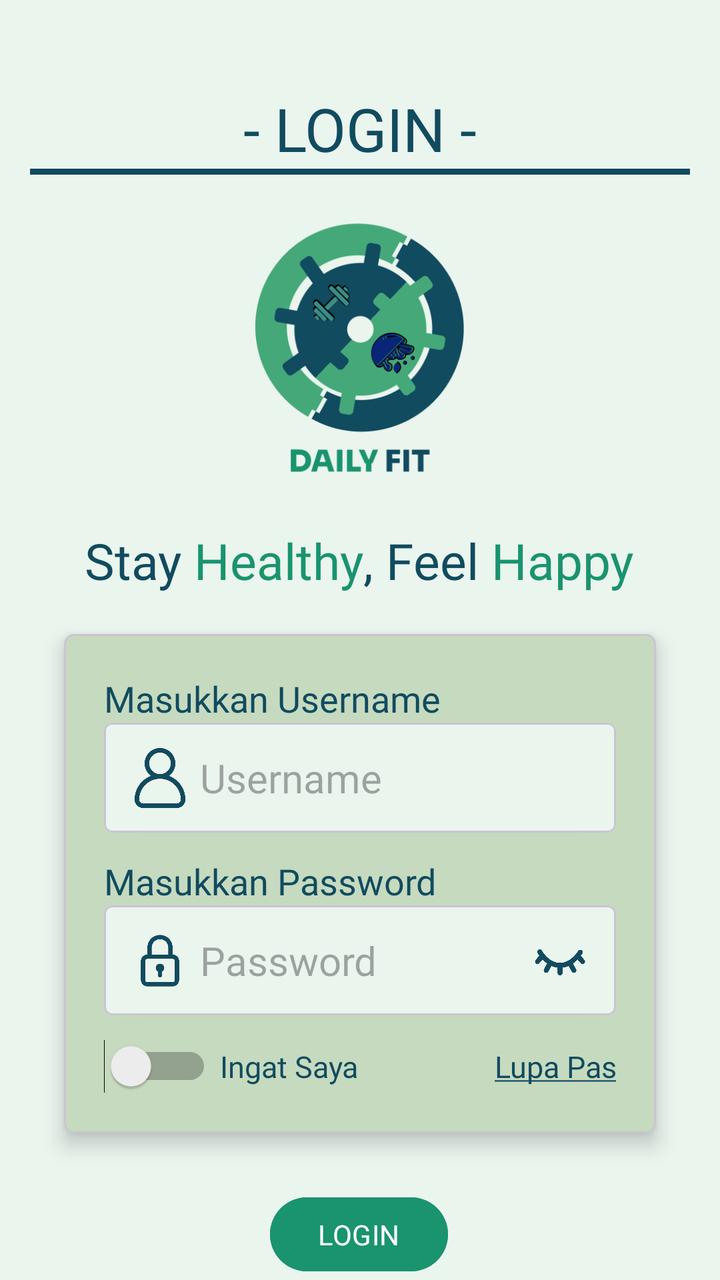
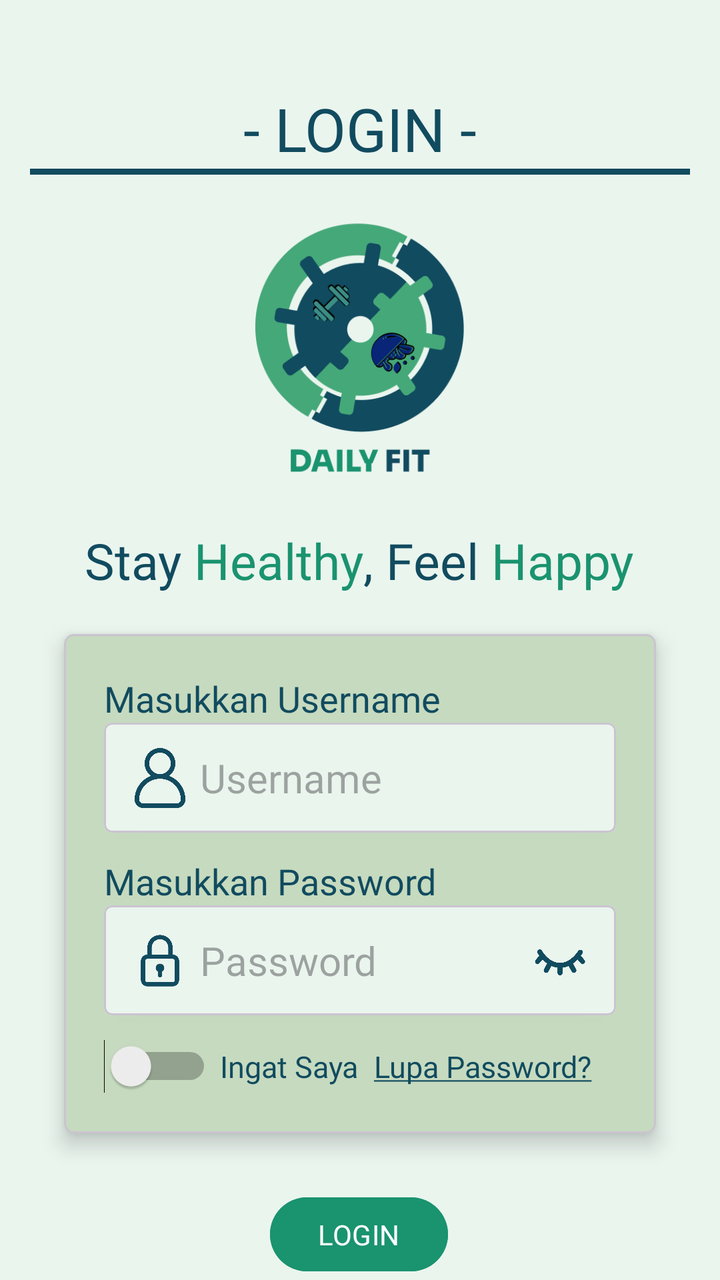

Two renders of the same Android screen: before a commit and after it. Below are the layout's source before the change and the commit's diff.
<!-- AndroidManifest.xml: application theme Theme.Sherine_TIA -->
<!-- res/layout/activity_login.xml -->
<?xml version="1.0" encoding="utf-8"?>
<androidx.constraintlayout.widget.ConstraintLayout xmlns:android="http://schemas.android.com/apk/res/android"
    xmlns:app="http://schemas.android.com/apk/res-auto"
    xmlns:tools="http://schemas.android.com/tools"
    android:id="@+id/main"
    android:layout_width="match_parent"
    android:layout_height="match_parent"
    android:background="@color/bgColour"
    tools:context=".LoginActivity">

    <ImageView
        android:id="@+id/imageView"
        android:layout_width="189dp"
        android:layout_height="150dp"
        android:layout_marginTop="9dp"
        app:layout_constraintEnd_toEndOf="parent"
        app:layout_constraintStart_toStartOf="parent"
        app:layout_constraintTop_toBottomOf="@+id/head"
        app:srcCompat="@drawable/logo_daily_fit" />

    <View
        android:id="@+id/toolbarLine"
        android:layout_width="330dp"
        android:layout_height="3dp"
        android:layout_gravity="bottom"
        android:background="@color/blue"
        app:layout_constraintEnd_toEndOf="parent"
        app:layout_constraintStart_toStartOf="parent"
        app:layout_constraintTop_toBottomOf="@+id/head" />

    <TextView
        android:id="@+id/textView"
        android:layout_width="wrap_content"
        android:layout_height="wrap_content"
        android:layout_marginTop="20dp"
        android:fontFamily="@font/nunito_bold"
        android:text="@string/tagline"
        android:textColor="@color/blue"
        android:textSize="25sp"
        app:layout_constraintEnd_toEndOf="parent"
        app:layout_constraintHorizontal_bias="0.497"
        app:layout_constraintStart_toStartOf="parent"
        app:layout_constraintTop_toBottomOf="@+id/imageView" />

    <com.google.android.material.card.MaterialCardView
        android:id="@+id/cardViewInput"
        android:layout_width="0dp"
        android:layout_height="wrap_content"
        android:layout_marginHorizontal="32dp"
        android:layout_marginTop="20dp"
        android:backgroundTint="@color/cardBg"
        app:cardCornerRadius="5dp"
        app:cardElevation="6dp"
        app:layout_constraintBottom_toTopOf="@+id/btnLogin"
        app:layout_constraintEnd_toEndOf="parent"
        app:layout_constraintStart_toStartOf="parent"
        app:layout_constraintTop_toBottomOf="@+id/textView">

        <androidx.constraintlayout.widget.ConstraintLayout
            android:layout_width="match_parent"
            android:layout_height="wrap_content"
            android:paddingHorizontal="20dp"
            android:paddingVertical="20dp">

            <TextView
                android:id="@+id/txtUsername"
                android:layout_width="wrap_content"
                android:layout_height="wrap_content"
                android:fontFamily="@font/nunito_medium"
                android:text="Masukkan Username"
                android:textColor="@color/blue"
                android:textSize="18sp"
                app:layout_constraintStart_toStartOf="parent"
                app:layout_constraintTop_toTopOf="parent" />

            <com.google.android.material.card.MaterialCardView
                android:id="@+id/cardViewInputUsername"
                android:layout_width="0dp"
                android:layout_height="wrap_content"
                android:backgroundTint="@color/bgColour"
                app:cardCornerRadius="4dp"
                app:cardElevation="2dp"
                app:layout_constraintEnd_toEndOf="parent"
                app:layout_constraintStart_toStartOf="parent"
                app:layout_constraintTop_toBottomOf="@+id/txtUsername">

                <androidx.constraintlayout.widget.ConstraintLayout
                    android:layout_width="match_parent"
                    android:layout_height="wrap_content"
                    android:padding="5dp">

                    <ImageView
                        android:id="@+id/user_img"
                        android:layout_width="30dp"
                        android:layout_height="30dp"
                        android:layout_marginStart="8dp"
                        app:layout_constraintBottom_toBottomOf="parent"
                        app:layout_constraintStart_toStartOf="parent"
                        app:layout_constraintTop_toTopOf="parent"
                        app:srcCompat="@drawable/avatar"
                        app:tint="@color/blue" />

                    <EditText
                        android:id="@+id/edtUsername"
                        android:layout_width="0dp"
                        android:layout_height="45dp"
                        android:layout_marginStart="5dp"
                        android:background="@android:color/transparent"
                        android:ems="10"
                        android:fontFamily="@font/nunito_medium"
                        android:hint="Username"
                        android:inputType="text"
                        android:textColor="@color/blue"
                        android:textSize="20sp"
                        app:layout_constraintBottom_toBottomOf="@+id/user_img"
                        app:layout_constraintEnd_toEndOf="parent"
                        app:layout_constraintHorizontal_bias="0.0"
                        app:layout_constraintStart_toEndOf="@+id/user_img"
                        app:layout_constraintTop_toTopOf="@+id/user_img" />

                </androidx.constraintlayout.widget.ConstraintLayout>
            </com.google.android.material.card.MaterialCardView>

            <TextView
                android:id="@+id/txtPassword"
                android:layout_width="wrap_content"
                android:layout_height="wrap_content"
                android:layout_marginTop="12dp"
                android:fontFamily="@font/nunito_medium"
                android:text="Masukkan Password"
                android:textColor="@color/blue"
                android:textSize="18sp"
                app:layout_constraintStart_toStartOf="parent"
                app:layout_constraintTop_toBottomOf="@+id/cardViewInputUsername" />

            <com.google.android.material.card.MaterialCardView
                android:id="@+id/cardViewInputPassword"
                android:layout_width="0dp"
                android:layout_height="wrap_content"
                android:backgroundTint="@color/bgColour"
                app:cardCornerRadius="4dp"
                app:cardElevation="2dp"
                app:layout_constraintEnd_toEndOf="parent"
                app:layout_constraintStart_toStartOf="parent"
                app:layout_constraintTop_toBottomOf="@+id/txtPassword">

                <androidx.constraintlayout.widget.ConstraintLayout
                    android:layout_width="match_parent"
                    android:layout_height="wrap_content"
                    android:padding="5dp">

                    <ImageView
                        android:id="@+id/user_pass"
                        android:layout_width="30dp"
                        android:layout_height="30dp"
                        android:layout_marginStart="8dp"
                        app:layout_constraintBottom_toBottomOf="parent"
                        app:layout_constraintStart_toStartOf="parent"
                        app:layout_constraintTop_toTopOf="parent"
                        app:srcCompat="@drawable/padlock"
                        app:tint="@color/blue" />

                    <EditText
                        android:id="@+id/edtPassword"
                        android:layout_width="0dp"
                        android:layout_height="45dp"
                        android:layout_marginStart="5dp"
                        android:background="@android:color/transparent"
                        android:ems="10"
                        android:fontFamily="@font/nunito_medium"
                        android:hint="Password"
                        android:inputType="textPassword"
                        android:textColor="@color/blue"
                        android:textSize="20sp"
                        app:layout_constraintBottom_toBottomOf="@+id/user_pass"
                        app:layout_constraintEnd_toEndOf="parent"
                        app:layout_constraintHorizontal_bias="0.0"
                        app:layout_constraintStart_toEndOf="@+id/user_pass"
                        app:layout_constraintTop_toTopOf="@+id/user_pass" />

                    <ImageView
                        android:id="@+id/user_seePass"
                        android:layout_width="30dp"
                        android:layout_height="30dp"
                        android:layout_marginEnd="8dp"
                        app:layout_constraintBottom_toBottomOf="@+id/edtPassword"
                        app:layout_constraintEnd_toEndOf="@+id/edtPassword"
                        app:layout_constraintTop_toTopOf="@+id/edtPassword"
                        app:layout_constraintVertical_bias="0.466"
                        app:srcCompat="@drawable/close_eye"
                        app:tint="@color/blue" />

                </androidx.constraintlayout.widget.ConstraintLayout>
            </com.google.android.material.card.MaterialCardView>

            <Switch
                android:id="@+id/switchRememberMe"
                android:layout_width="wrap_content"
                android:layout_height="wrap_content"
                android:layout_marginTop="12dp"
                app:layout_constraintBottom_toBottomOf="parent"
                app:layout_constraintStart_toStartOf="parent"
                app:layout_constraintTop_toBottomOf="@+id/cardViewInputPassword" />

            <TextView
                android:id="@+id/textRememberMe"
                android:layout_width="wrap_content"
                android:layout_height="wrap_content"
                android:layout_marginStart="4dp"
                android:fontFamily="@font/nunito_regular"
                android:text="Ingat Saya"
                android:textColor="@color/blue"
                android:textSize="15sp"
                app:layout_constraintBottom_toBottomOf="@+id/switchRememberMe"
                app:layout_constraintStart_toEndOf="@+id/switchRememberMe"
                app:layout_constraintTop_toTopOf="@+id/switchRememberMe" />

            <TextView
                android:id="@+id/textRememberMe2"
                android:layout_width="wrap_content"
                android:layout_height="wrap_content"
                android:layout_marginStart="68dp"
                android:fontFamily="@font/nunito_regular"
                android:text="@string/forgotPassword"
                android:textColor="@color/blue"
                android:textSize="15sp"
                android:textAlignment="center"
                app:layout_constraintBottom_toBottomOf="@+id/textRememberMe"
                app:layout_constraintStart_toEndOf="@+id/textRememberMe"
                app:layout_constraintTop_toBottomOf="@+id/cardViewInputPassword"
                app:layout_constraintVertical_bias="1.0" />
        </androidx.constraintlayout.widget.ConstraintLayout>

    </com.google.android.material.card.MaterialCardView>

    <Button
        android:id="@+id/btnLogin"
        android:layout_width="wrap_content"
        android:layout_height="45dp"
        android:layout_marginHorizontal="32dp"
        android:layout_marginTop="28dp"
        android:backgroundTint="@color/green"
        android:fontFamily="@font/nunito_medium"
        android:text="LOGIN"
        app:layout_constraintEnd_toEndOf="parent"
        app:layout_constraintHorizontal_bias="0.498"
        app:layout_constraintStart_toStartOf="parent"
        app:layout_constraintTop_toBottomOf="@+id/cardViewInput" />

    <TextView
        android:id="@+id/textView2"
        android:layout_width="wrap_content"
        android:layout_height="wrap_content"
        android:layout_marginTop="8dp"
        android:clickable="true"
        android:focusable="true"
        android:fontFamily="@font/nunito_regular"
        android:text="@string/txtRegister"
        android:textColor="@color/blue"
        android:textSize="15sp"
        app:layout_constraintEnd_toEndOf="parent"
        app:layout_constraintStart_toStartOf="parent"
        app:layout_constraintTop_toBottomOf="@+id/btnLogin" />

    <TextView
        android:id="@+id/head"
        android:layout_width="wrap_content"
        android:layout_height="wrap_content"
        android:layout_marginTop="44dp"
        android:fontFamily="@font/sora_bold"
        android:text="- LOGIN -"
        android:textColor="@color/blue"
        android:textSize="30sp"
        app:layout_constraintEnd_toEndOf="parent"
        app:layout_constraintStart_toStartOf="parent"
        app:layout_constraintTop_toTopOf="parent" />

    <Button
        android:id="@+id/btnRegister"
        android:layout_width="67dp"
        android:layout_height="18dp"
        android:background="@android:color/transparent"
        android:text=""
        app:layout_constraintBottom_toBottomOf="@+id/textView2"
        app:layout_constraintEnd_toEndOf="@+id/textView2"
        app:layout_constraintTop_toTopOf="@+id/textView2"
        app:layout_constraintVertical_bias="1.0" />

</androidx.constraintlayout.widget.ConstraintLayout>
<!-- resources referenced by this layout -->
<resources>
  <color name="bgColour">#EAF5EE</color>
  <color name="blue">#114B5F</color>
  <color name="cardBg">#C6DABF</color>
  <color name="green">#1A936F</color>
  <!-- drawable avatar: png bitmap (drawable, 8024 bytes) -->
  <!-- drawable close_eye: png bitmap (drawable, 8483 bytes) -->
  <!-- drawable logo_daily_fit: png bitmap (drawable, 26245 bytes) -->
  <!-- drawable padlock: png bitmap (drawable, 8373 bytes) -->
  <string name="forgotPassword"><u>Lupa Password?</u></string>
  <string name="tagline"><font color="#114B5F">Stay </font><font color="#1A936F">Healthy</font><font color="#114B5F">, Feel </font><font color="#1A936F">Happy</font></string>
  <string name="txtRegister">Belum punya akun? \nKlik untuk <u>Register</u></string>
  <style name="Theme.Sherine_TIA" parent="Base.Theme.Sherine_TIA" />
  <style name="Base.Theme.Sherine_TIA" parent="Theme.Material3.DayNight.NoActionBar">
          
          
      </style>
</resources>

<!-- the commit's change to res/layout/activity_login.xml (unified diff, before → after) -->
@@ -216,17 +216,17 @@
                 app:layout_constraintTop_toTopOf="@+id/switchRememberMe" />
 
             <TextView
-                android:id="@+id/textRememberMe2"
-                android:layout_width="wrap_content"
-                android:layout_height="wrap_content"
-                android:layout_marginStart="68dp"
+                android:id="@+id/txtForgotPass"
+                android:layout_width="125dp"
+                android:layout_height="wrap_content"
+                android:layout_marginEnd="4dp"
                 android:fontFamily="@font/nunito_regular"
                 android:text="@string/forgotPassword"
+                android:textAlignment="center"
                 android:textColor="@color/blue"
                 android:textSize="15sp"
-                android:textAlignment="center"
                 app:layout_constraintBottom_toBottomOf="@+id/textRememberMe"
-                app:layout_constraintStart_toEndOf="@+id/textRememberMe"
+                app:layout_constraintEnd_toEndOf="parent"
                 app:layout_constraintTop_toBottomOf="@+id/cardViewInputPassword"
                 app:layout_constraintVertical_bias="1.0" />
         </androidx.constraintlayout.widget.ConstraintLayout>
